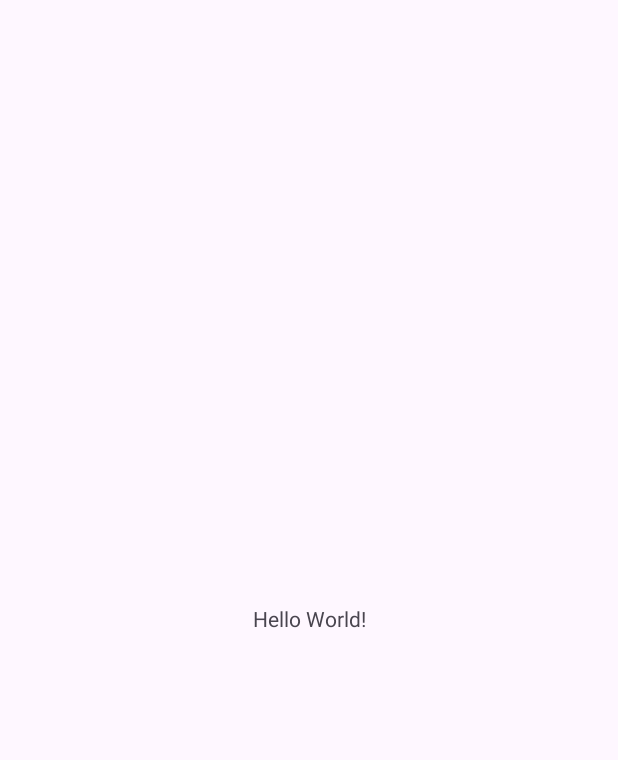
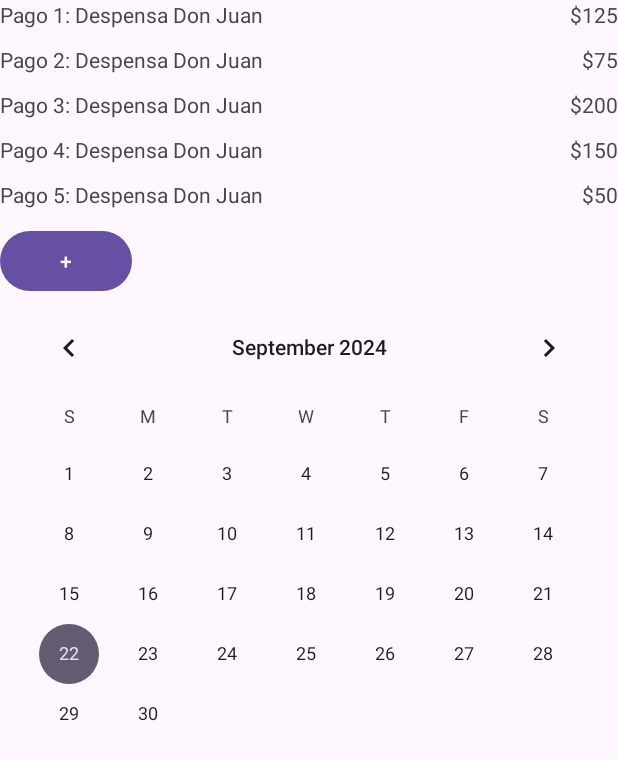
Before and after one commit to garciab1/DAM_SmartMoney, an Android app: the screen it shows after launch (MainActivity), on a phone screen of 412 x 824 dp. Before the commit the part shown is almost empty. Shown: the top 760 px of the screen. Run offline under Robolectric (Android 15) with nearby library versions, the phone set to English and light mode, and no system bars.

Commit message:
Push Test: View Home

```diff
--- a/app/src/main/res/layout/activity_main.xml
+++ b/app/src/main/res/layout/activity_main.xml
@@ -1,19 +1,133 @@
 <?xml version="1.0" encoding="utf-8"?>
-<androidx.constraintlayout.widget.ConstraintLayout xmlns:android="http://schemas.android.com/apk/res/android"
+<LinearLayout xmlns:android="http://schemas.android.com/apk/res/android"
     xmlns:app="http://schemas.android.com/apk/res-auto"
     xmlns:tools="http://schemas.android.com/tools"
     android:id="@+id/main"
     android:layout_width="match_parent"
     android:layout_height="match_parent"
+    android:orientation="vertical"
     tools:context=".MainActivity">
 
-    <TextView
+    <LinearLayout
+        android:layout_width="match_parent"
+        android:layout_height="wrap_content"
+        android:orientation="horizontal">
+
+        <TextView
+            android:id="@+id/textView21"
+            android:layout_width="wrap_content"
+            android:layout_height="30dp"
+            android:layout_weight="1"
+            android:text="Pago 1: Despensa Don Juan" />
+
+        <TextView
+            android:id="@+id/textView22"
+            android:layout_width="wrap_content"
+            android:layout_height="30dp"
+            android:layout_weight="1"
+            android:text="$125"
+            android:textAlignment="textEnd" />
+    </LinearLayout>
+
+    <LinearLayout
+        android:layout_width="match_parent"
+        android:layout_height="wrap_content"
+        android:orientation="horizontal">
+
+        <TextView
+            android:id="@+id/textView19"
+            android:layout_width="wrap_content"
+            android:layout_height="30dp"
+            android:layout_weight="1"
+            android:text="Pago 2: Despensa Don Juan" />
+
+        <TextView
+            android:id="@+id/textView20"
+            android:layout_width="wrap_content"
+            android:layout_height="30dp"
+            android:layout_weight="1"
+            android:text="$75"
+            android:textAlignment="textEnd" />
+    </LinearLayout>
+
+    <LinearLayout
+        android:layout_width="match_parent"
+        android:layout_height="wrap_content"
+        android:gravity="center"
+        android:orientation="horizontal">
+
+        <TextView
+            android:id="@+id/textView17"
+            android:layout_width="wrap_content"
+            android:layout_height="30dp"
+            android:layout_weight="1"
+            android:text="Pago 3: Despensa Don Juan" />
+
+        <TextView
+            android:id="@+id/textView18"
+            android:layout_width="wrap_content"
+            android:layout_height="30dp"
+            android:layout_weight="1"
+            android:text="$200"
+            android:textAlignment="textEnd" />
+    </LinearLayout>
+
+    <LinearLayout
+        android:layout_width="match_parent"
+        android:layout_height="wrap_content"
+        android:gravity="center"
+        android:orientation="horizontal">
+
+        <TextView
+            android:id="@+id/textView10"
+            android:layout_width="wrap_content"
+            android:layout_height="30dp"
+            android:layout_weight="1"
+            android:text="Pago 4: Despensa Don Juan" />
+
+        <TextView
+            android:id="@+id/textView11"
+            android:layout_width="wrap_content"
+            android:layout_height="30dp"
+            android:layout_weight="1"
+            android:text="$150"
+            android:textAlignment="textEnd" />
+    </LinearLayout>
+
+    <LinearLayout
+        android:layout_width="match_parent"
+        android:layout_height="wrap_content"
+        android:gravity="center"
+        android:orientation="horizontal">
+
+        <TextView
+            android:id="@+id/textView8"
+            android:layout_width="wrap_content"
+            android:layout_height="30dp"
+            android:layout_weight="1"
+            android:text="Pago 5: Despensa Don Juan" />
+
+        <TextView
+            android:id="@+id/textView9"
+            android:layout_width="wrap_content"
+            android:layout_height="30dp"
+            android:layout_weight="1"
+            android:text="$50"
+            android:textAlignment="textEnd" />
+    </LinearLayout>
+
+    <Button
+        android:id="@+id/button"
         android:layout_width="wrap_content"
         android:layout_height="wrap_content"
-        android:text="Hello World!"
-        app:layout_constraintBottom_toBottomOf="parent"
-        app:layout_constraintEnd_toEndOf="parent"
-        app:layout_constraintStart_toStartOf="parent"
-        app:layout_constraintTop_toTopOf="parent" />
+        android:gravity="center"
+        android:text="+"
+        android:textAlignment="center" />
 
-</androidx.constraintlayout.widget.ConstraintLayout>
+    <CalendarView
+        android:id="@+id/calendarView"
+        android:layout_width="match_parent"
+        android:layout_height="320dp"
+        android:layout_gravity="center" />
+
+</LinearLayout>
```
